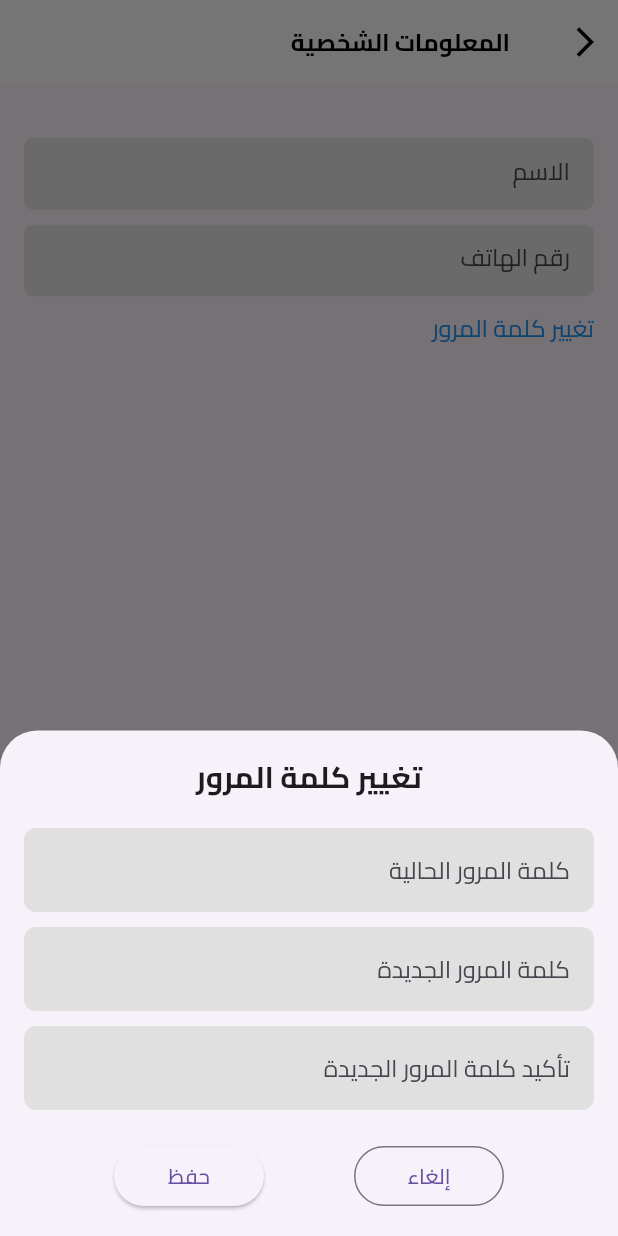
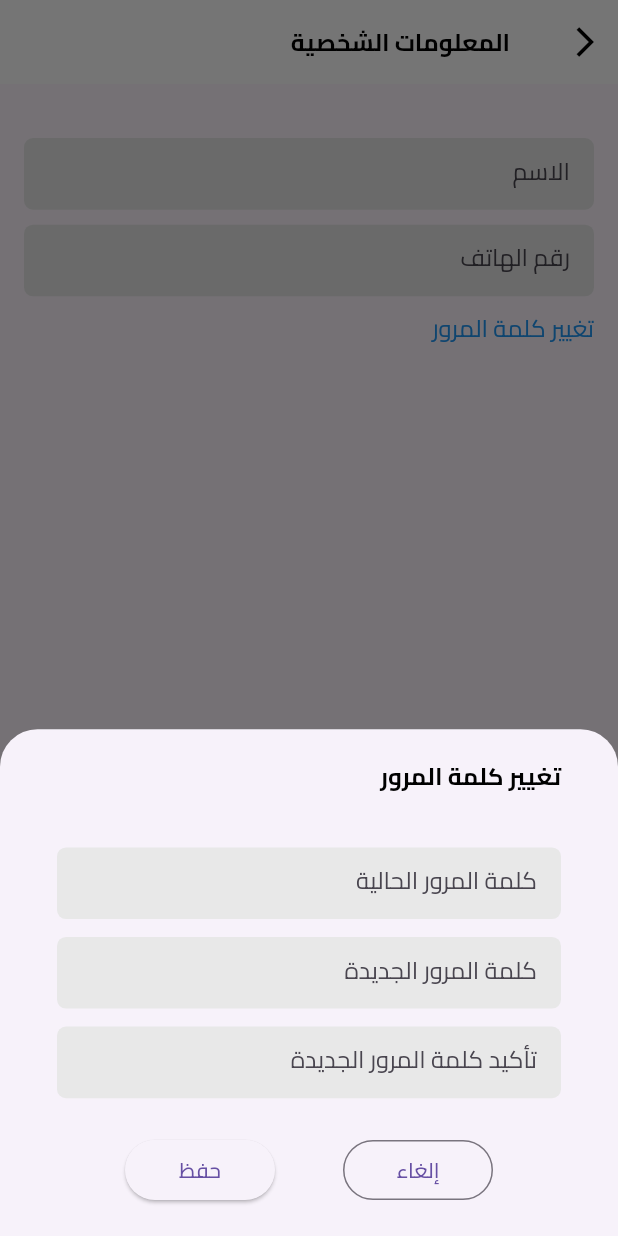
Before and after one commit to karim242/my-pharmacy, a Flutter app: the PersonalInfoView screen opened by its route, after a tap on "تغيير كلمة المرور", on a phone screen of 412 x 824 dp. Run offline on Flutter 3.47's test engine with Material 3 defaults, Android fonts, the phone set to English and light mode, and no system bars; our stand-ins replace flutter_screenutil, flutter_svg, font_awesome_flutter, go_router.

Commit message:
finish Ui

```diff
--- a/lib/core/utils/app_router.dart
+++ b/lib/core/utils/app_router.dart
@@ -4,6 +4,7 @@ import 'package:my_pharmacy/features/auth/data/presentation/views/forget_passwor
 import 'package:my_pharmacy/features/auth/data/presentation/views/forget_password_three.dart';
 import 'package:my_pharmacy/features/auth/data/presentation/views/sign_in_view.dart';
 import 'package:my_pharmacy/features/auth/data/presentation/views/sign_up_view.dart';
+import 'package:my_pharmacy/features/home/presentation/view/address_saved_view.dart';
 import 'package:my_pharmacy/features/home/presentation/view/categories_view.dart';
 import 'package:my_pharmacy/features/home/presentation/view/category_details_view.dart';
 import 'package:my_pharmacy/features/home/presentation/view/chatting_view.dart';
@@ -33,7 +34,7 @@ abstract class AppRouter {
 
   static const String kPersonalInfoView = '/PersonalInfoView';
 
-
+static const String kAddressSavedView = '/AddressSavedView';
 
 
 
@@ -101,5 +102,9 @@ abstract class AppRouter {
       path: kPersonalInfoView,
       builder: (context, state) => const PersonalInfoView()
     ),
+       GoRoute(
+      path: kAddressSavedView,
+      builder: (context, state) => const AddressSavedView()
+    ),
   ]);
 }
--- a/lib/core/utils/app_strings.dart
+++ b/lib/core/utils/app_strings.dart
@@ -1,23 +1,30 @@
-class AppStrings{
+class AppStrings {
   static const String appName = 'MyPharmacy';
   static const String kSearchString = 'بحث';
   static const String kNearestString = ' الصيدليات القريبة اليك';
-  static const String kCategory ='الفئات';
+  static const String kCategory = 'الفئات';
   static const String kOffer50 = 'عروض  %50';
   static const String kConversations = 'المحادثات';
   static const String kBuyCart = 'سلة المشتريات';
   static const String kPaymentString = ' الدفع';
-  static const String kNextString =  'التالي';
-  static const String kBackString =  'السابق';
+  static const String kNextString = 'التالي';
+  static const String kBackString = 'السابق';
   static const String kName = 'الاسم';
-  static const String kAddress ="العنوان";
+  static const String kAddress = "العنوان";
   static const String kPhone = 'رقم الهاتف';
 
   static const String kGovernorate = ' المحافظة';
   static const String kCity = ' المدينة';
   static const String kPaymentInRecive = 'الدفع عند الاستلام';
   static const String kPaymentByVisa = 'الدفع بالفيزا';
-  static const String kSetting ='الإعدادات';
+  static const String kSetting = 'الإعدادات';
+  static const String kSaveTitle = 'العنوان المحفوظ';
 
-  static const String kPersonalInfoView = 'المعلومات الشخصية';
+
+
+  static const String kPersonalInfoString = 'المعلومات الشخصية';
+  static const String kChangePassword = 'تغيير كلمة المرور';
+  static const String kCurrentPassword = 'كلمة المرور الحالية';
+  static const String kNewPassword = 'كلمة المرور الجديدة';
+  static const String kConfirmPassword = 'تأكيد كلمة المرور الجديدة';
 }
--- a/lib/features/auth/data/presentation/widgets/custom_background.dart
+++ b/lib/features/auth/data/presentation/widgets/custom_background.dart
@@ -12,7 +12,8 @@ class CustomBackGround extends StatelessWidget {
 final Widget child;
   @override
   Widget build(BuildContext context) {
-    return Stack(
+    return SingleChildScrollView(
+      child: Stack(
         children: [
           Positioned(
 
@@ -39,6 +40,7 @@ final Widget child;
                   duration: const Duration(seconds: 1),)
           ),
         ],
+      ),
     );
   }
 }
--- a/lib/features/home/presentation/view/personal_info_view.dart
+++ b/lib/features/home/presentation/view/personal_info_view.dart
@@ -12,7 +12,7 @@ class PersonalInfoView extends StatelessWidget {
     return Scaffold(
       appBar: AppBar(
         title: const TitleText(
-          title: AppStrings.kPersonalInfoView,
+          title: AppStrings.kPersonalInfoString,
         ),
         backgroundColor: Colors.white,
         elevation: 0,
--- a/lib/features/home/presentation/view/setting_view.dart
+++ b/lib/features/home/presentation/view/setting_view.dart
@@ -43,7 +43,7 @@ class _SettingViewState extends State<SettingView> {
           children: [
             ListTile(
               leading: const Icon(Icons.arrow_back_ios),
-              title: const Text('المعلومات الشخصية'),
+              title: const Text(AppStrings.kPersonalInfoString),
               onTap: () {
                 GoRouter.of(context).push(AppRouter.kPersonalInfoView);
                 // Handle navigation to personal information screen
@@ -52,9 +52,10 @@ class _SettingViewState extends State<SettingView> {
             const Divider(),
             ListTile(
               leading: const Icon(Icons.arrow_back_ios),
-              title: const Text('العنوان المحفوظ'),
+              title: const Text(AppStrings.kSaveTitle),
               onTap: () {
                 // Handle navigation to saved addresses screen
+                GoRouter.of(context).push(AppRouter.kAddressSavedView);
               },
             ),
             const Divider(),
--- a/lib/features/home/presentation/widgets/change_password_sheet.dart
+++ b/lib/features/home/presentation/widgets/change_password_sheet.dart
@@ -1,58 +1,30 @@
 import 'package:flutter/material.dart';
+import 'package:flutter_screenutil/flutter_screenutil.dart';
+import 'package:my_pharmacy/core/utils/app_strings.dart';
+import 'package:my_pharmacy/core/widget/custom_title.dart';
+import 'package:my_pharmacy/features/home/presentation/widgets/payment_textfield.dart';
 
 class ChangePasswordSheet extends StatelessWidget {
+  const ChangePasswordSheet({super.key});
+
   @override
   Widget build(BuildContext context) {
-    return Padding(
-      padding: const EdgeInsets.all(16.0),
+    return  Padding(
+      padding: const EdgeInsets.symmetric(horizontal: 38.0,vertical: 20),
       child: Column(
         mainAxisSize: MainAxisSize.min,
         crossAxisAlignment: CrossAxisAlignment.center,
         children: [
-          Text(
-            'تغيير كلمة المرور',
-            style: TextStyle(fontSize: 20, fontWeight: FontWeight.bold),
-          ),
-          SizedBox(height: 20),
-          TextField(
-            obscureText: true,
-            decoration: InputDecoration(
-              hintText: 'كلمة المرور الحالية',
-              filled: true,
-              fillColor: Colors.grey[300],
-              border: OutlineInputBorder(
-                borderRadius: BorderRadius.circular(8),
-                borderSide: BorderSide.none,
-              ),
-            ),
-          ),
-          SizedBox(height: 10),
-          TextField(
-            obscureText: true,
-            decoration: InputDecoration(
-              hintText: 'كلمة المرور الجديدة',
-              filled: true,
-              fillColor: Colors.grey[300],
-              border: OutlineInputBorder(
-                borderRadius: BorderRadius.circular(8),
-                borderSide: BorderSide.none,
-              ),
-            ),
-          ),
-          SizedBox(height: 10),
-          TextField(
-            obscureText: true,
-            decoration: InputDecoration(
-              hintText: 'تأكيد كلمة المرور الجديدة',
-              filled: true,
-              fillColor: Colors.grey[300],
-              border: OutlineInputBorder(
-                borderRadius: BorderRadius.circular(8),
-                borderSide: BorderSide.none,
-              ),
-            ),
-          ),
-          SizedBox(height: 20),
+         const TitleText(title: AppStrings.kChangePassword),
+          SizedBox(height: 30.h),
+          const PaymentTextField(hintText: AppStrings.kCurrentPassword),
+                    SizedBox(height: 10.h),
+                   const PaymentTextField(hintText: AppStrings.kNewPassword),
+
+          SizedBox(height: 10.h),
+                   const PaymentTextField(hintText: AppStrings.kConfirmPassword),
+
+          SizedBox(height: 20.h),
           Row(
             mainAxisAlignment: MainAxisAlignment.spaceEvenly,
             children: [
@@ -61,16 +33,16 @@ class ChangePasswordSheet extends StatelessWidget {
                   Navigator.pop(context);
                 },
                 style: OutlinedButton.styleFrom(
-                  minimumSize: Size(100, 40),
+                  minimumSize: const Size(100, 40),
                 ),
-                child: Text('إلغاء'),
+                child: const Text('إلغاء'),
               ),
               ElevatedButton(
                 onPressed: () {},
                 style: ElevatedButton.styleFrom(
-                  minimumSize: Size(100, 40),
+                  minimumSize: const Size(100, 40),
                 ),
-                child: Text('حفظ'),
+                child: const Text('حفظ'),
               ),
             ],
           ),
--- a/lib/features/home/presentation/widgets/payment_textfield.dart
+++ b/lib/features/home/presentation/widgets/payment_textfield.dart
@@ -3,8 +3,9 @@ import 'package:flutter_screenutil/flutter_screenutil.dart';
 import 'package:my_pharmacy/core/utils/app_colors.dart';
 
 class PaymentTextField extends StatelessWidget {
-  const PaymentTextField({super.key, required this.hintText});
+  const PaymentTextField({super.key, required this.hintText, this.obscureText=false});
   final String hintText;
+ final bool? obscureText ;
   @override
   Widget build(BuildContext context) {
     return SizedBox(
@@ -14,9 +15,12 @@ class PaymentTextField extends StatelessWidget {
         // onSubmitted: (data) {
 
         // },
+             obscureText: obscureText!,
+
         decoration: InputDecoration(
           hintText: hintText,
           filled: true,
+
           //contentPadding:const EdgeInsets.all(16),
           fillColor: AppColors.lightGrayColor,
           border: OutlineInputBorder(
```
Also changed, not shown: lib/features/auth/data/presentation/views/forget_password_second.dart (+4 -4 lines), lib/features/home/presentation/view/address_saved_view.dart (added, +62 -0 lines), lib/features/home/presentation/view/payment_view.dart (+14 -10 lines). Lines whose indentation alone changed are shown as unchanged.
